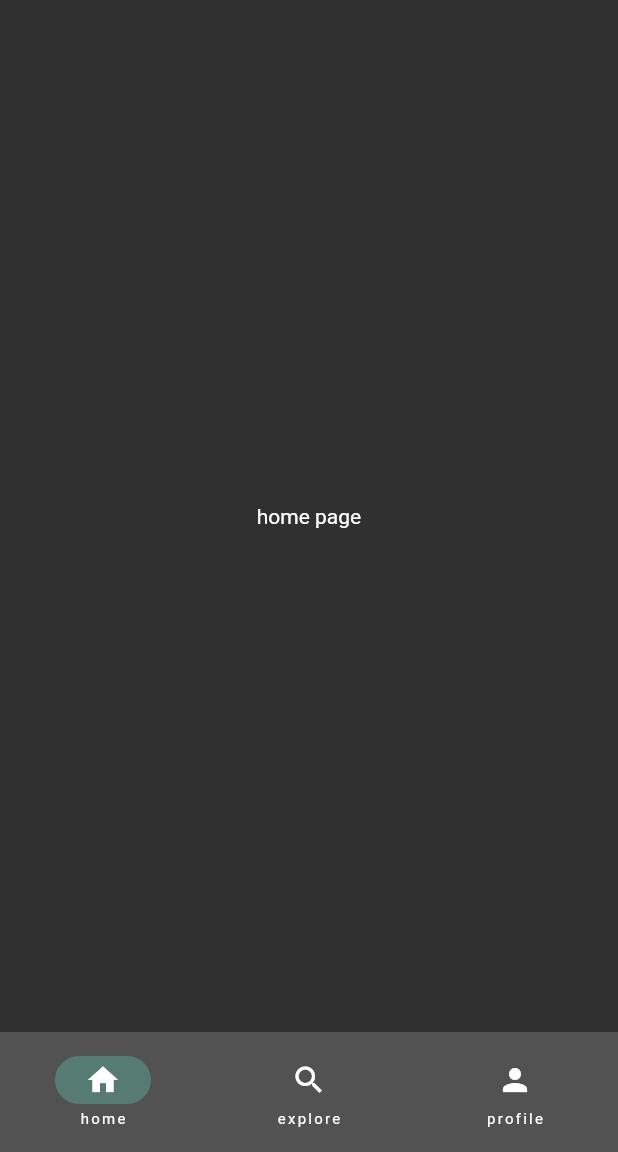
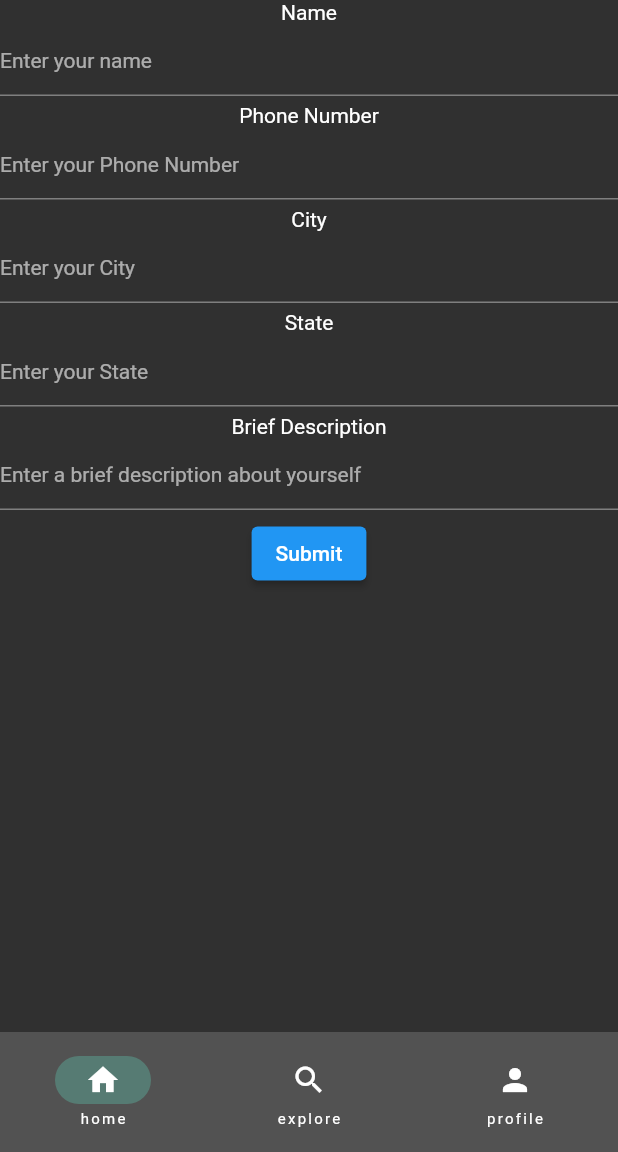
Before and after one commit to AbhishekSatpathy4848/TRINIT_594092-U801T4BE_DEV, a Flutter app: the screen it shows once a user with an empty profile is signed in, on a phone screen of 412 x 824 dp, the part 84-1236 px from its top. Run offline on Flutter 3.47's test engine with Material 2 defaults, Android fonts, the phone set to English and light mode, and no system bars; our stand-ins replace cloud_firestore, firebase_auth, firebase_core; accounts and stored records are empty.

Commit message:
Built first time reg for phils

```diff
--- a/lib/core/models/ngo_model.dart
+++ b/lib/core/models/ngo_model.dart
@@ -11,6 +11,7 @@ class NgoModel {
   String? description;
   String? profilePhoto;
   List<String>? photos;
+  String? type;
   List<String>? fieldsOfImpact;
   List<String>? previousWork;
   List<List<String>>?
@@ -24,6 +25,7 @@ class NgoModel {
   List<String>? emails;
   String? community;
   List<String>? news;
+  String? mission;
   bool? firstTimeLogin;
 
   NgoModel(
@@ -31,6 +33,7 @@ class NgoModel {
       required this.description,
       required this.profilePhoto,
       required this.photos,
+      required this.type,
       required this.fieldsOfImpact,
       required this.previousWork,
       required this.currentGoals,
@@ -43,6 +46,7 @@ class NgoModel {
       required this.emails,
       required this.community,
       required this.news,
+      required this.mission,
       required this.firstTimeLogin});
 
   Future createNgo(NgoModel ngo) async {
--- /dev/null
+++ b/lib/features/registration/presentation/first_time_philanthrophist.dart
@@ -0,0 +1,182 @@
+import 'package:cloud_firestore/cloud_firestore.dart';
+import 'package:flutter/material.dart';
+import 'package:flutter/services.dart';
+import 'package:flutter/src/widgets/framework.dart';
+import 'package:flutter/src/widgets/placeholder.dart';
+import 'package:ngo_hackathon/core/models/philanthropist_model.dart';
+
+class NewPhilanthrophist extends StatefulWidget {
+  const NewPhilanthrophist({super.key});
+
+  @override
+  State<NewPhilanthrophist> createState() => _NewPhilanthrophistState();
+}
+
+class _NewPhilanthrophistState extends State<NewPhilanthrophist> {
+  TextEditingController nameController = TextEditingController();
+  TextEditingController phone = TextEditingController();
+  TextEditingController city = TextEditingController();
+  TextEditingController state = TextEditingController();
+  TextEditingController desc = TextEditingController();
+  bool firstTimeLogin = true;
+  @override
+  Widget build(BuildContext context) {
+    return Container(
+        child: Column(children: [
+      Column(
+        children: [
+          const Text(
+            'Name',
+            style: TextStyle(fontSize: 14),
+          ),
+          TextFormField(
+            controller: nameController,
+            decoration: const InputDecoration(
+              hintText: 'Enter your name',
+              hintStyle: TextStyle(fontSize: 14),
+            ),
+            validator: (value) {
+              if (value == null || value.isEmpty) {
+                return 'Please enter your name';
+              }
+              return null;
+            },
+          ),
+        ],
+      ),
+      const SizedBox(
+        height: 5,
+      ),
+      Column(
+        children: [
+          const Text(
+            'Phone Number',
+            style: TextStyle(fontSize: 14),
+          ),
+          TextFormField(
+            controller: phone,
+            decoration: const InputDecoration(
+              hintText: 'Enter your Phone Number',
+              hintStyle: TextStyle(fontSize: 14),
+            ),
+            validator: (value) {
+              if (value == null || value.isEmpty) {
+                return 'Please enter your Phone Number';
+              }
+              return null;
+            },
+          ),
+        ],
+      ),
+      const SizedBox(
+        height: 5,
+      ),
+      Column(
+        children: [
+          const Text(
+            'City',
+            style: TextStyle(fontSize: 14),
+          ),
+          TextFormField(
+            controller: city,
+            decoration: const InputDecoration(
+              hintText: 'Enter your City',
+              hintStyle: TextStyle(fontSize: 14),
+            ),
+            validator: (value) {
+              if (value == null || value.isEmpty) {
+                return 'Please enter your city';
+              }
+              return null;
+            },
+          ),
+        ],
+      ),
+      const SizedBox(
+        height: 5,
+      ),
+      Column(
+        children: [
+          const Text(
+            'State',
+            style: TextStyle(fontSize: 14),
+          ),
+          TextFormField(
+            controller: state,
+            decoration: const InputDecoration(
+              hintText: 'Enter your State',
+              hintStyle: TextStyle(fontSize: 14),
+            ),
+            validator: (value) {
+              if (value == null || value.isEmpty) {
+                return 'Please enter your State';
+              }
+              return null;
+            },
+          ),
+        ],
+      ),
+      const SizedBox(
+        height: 5,
+      ),
+      Column(
+        children: [
+          const Text(
+            'Brief Description',
+            style: TextStyle(fontSize: 14),
+          ),
+          TextFormField(
+            controller: desc,
+            decoration: const InputDecoration(
+              hintText: 'Enter a brief description about yourself',
+              hintStyle: TextStyle(fontSize: 14),
+            ),
+            validator: (value) {
+              if (value == null || value.isEmpty) {
+                return 'This field cannot be left blank';
+              }
+              return null;
+            },
+          ),
+        ],
+      ),
+      const SizedBox(
+        height: 5,
+      ),
+      ElevatedButton(
+          onPressed: () {
+            if (nameController.text.isNotEmpty &&
+                phone.text.isNotEmpty &&
+                city.text.isNotEmpty &&
+                state.text.isNotEmpty &&
+                desc.text.isNotEmpty) {
+              PhilanthropistModel philanthropistModel = PhilanthropistModel(
+                  name: nameController.text,
+                  email: 'shashankgirish07@gmail.com',
+                  phoneNo: phone.text,
+                  profilePhoto:
+                      'https://cdn.pixabay.com/photo/2015/10/05/22/37/blank-profile-picture-973460_1280.png',
+                  preferredAreaofimpact: ['Education', 'Healthcare'],
+                  followingNgo: ['Ngo1', 'Ngo2'],
+                  city: city.text,
+                  state: state.text,
+                  communities: null,
+                  description: desc.text,
+                  firstTimeLogin: firstTimeLogin);
+              final docUser =
+                  FirebaseFirestore.instance.collection('users').doc();
+              docUser.set({
+                'email': 'shashankgirish07@gmail.com',
+                'type': 'philanthropist'
+              });
+              philanthropistModel.createPhilanthropist(philanthropistModel);
+              // Navigator.push(
+              //     context,
+              //     MaterialPageRoute(
+              //         builder: (context) => const NewPhilanthrophist()));
+            }
+          },
+          child: const Text('Submit'))
+    ]));
+  }
+}
--- a/lib/main.dart
+++ b/lib/main.dart
@@ -53,7 +53,7 @@ class LoginCheck extends StatelessWidget {
                 return Login();
               } else {
                 // print("No Data");
-                  return Login();
+                return Login();
               }
             })));
   }
--- a/lib/root_page.dart
+++ b/lib/root_page.dart
@@ -1,6 +1,6 @@
-
 import 'package:flutter/material.dart';
 import 'package:ngo_hackathon/core/pages/search_page.dart';
+import 'package:ngo_hackathon/features/registration/presentation/first_time_philanthrophist.dart';
 
 import 'core/pages/home.dart';
 import 'core/pages/profile_page.dart';
@@ -15,7 +15,7 @@ class RootPage extends StatefulWidget {
 class _RootPageState extends State<RootPage> {
   int currentpage = 0;
   final screens = [
-    const HomePage(),
+    const NewPhilanthrophist(),
     const SearchPage(),
     const ProfilePage(),
   ];
```
Also changed, not shown: lib/core/models/ngo_model.g.dart.
